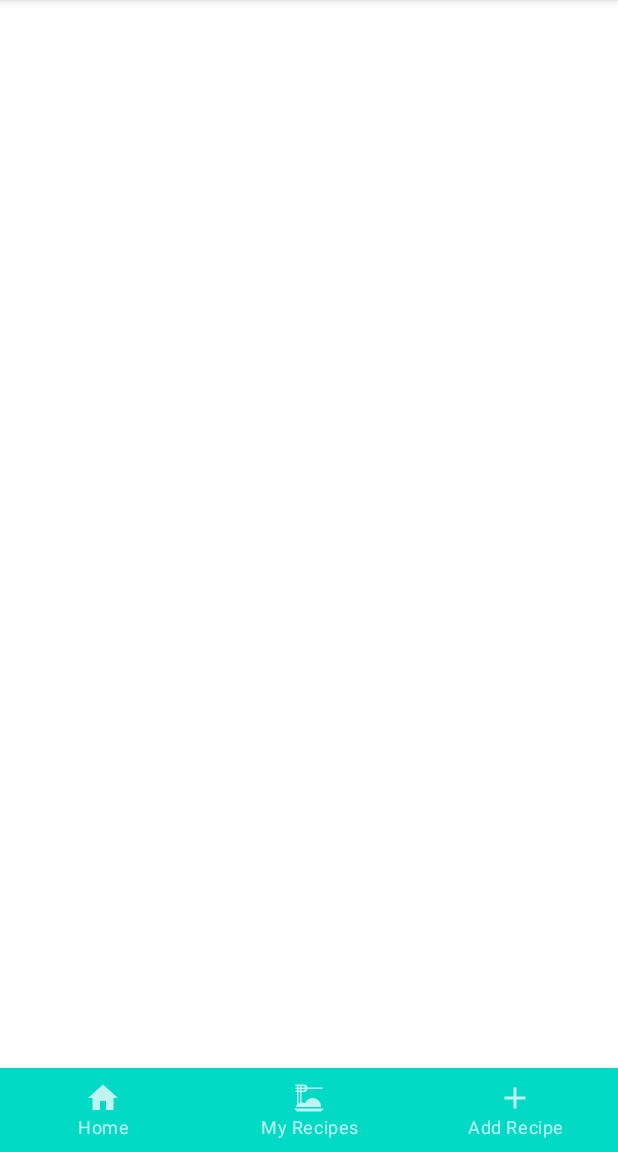
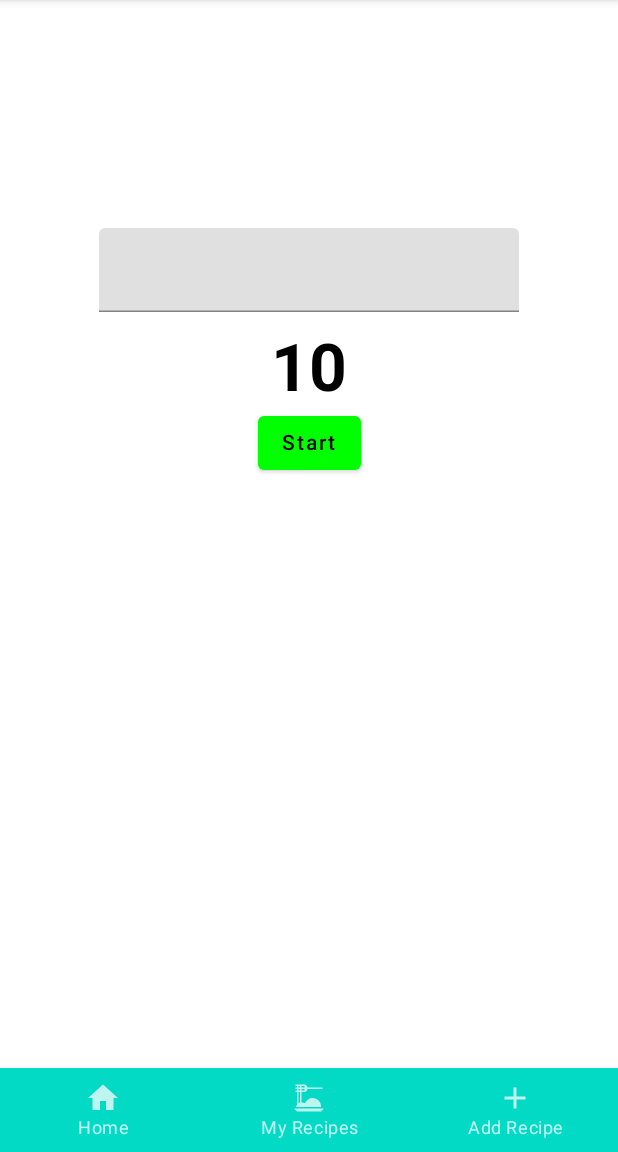
Before and after one commit to alanahbell10/CookbookApp, an Android app built with Jetpack Compose: the timer screen opened through its navigation route, on a phone screen of 412 x 824 dp, the part 84-1236 px from its top. Run offline under Robolectric (Android 15) with nearby library versions, the phone set to English and light mode, and no system bars.

Commit message:
started timer screen, has very basic countdown timer currently

```diff
--- a/app/src/main/java/towson/cosc435/cookbook/MainActivity.kt
+++ b/app/src/main/java/towson/cosc435/cookbook/MainActivity.kt
@@ -111,7 +111,7 @@ fun TopBar() {
 fun Nav(navController: NavHostController) {
     NavHost(
         navController,
-        startDestination = NavRoutes.Home.route
+        startDestination = NavRoutes.CookingTimer.route
     ) {
         composable(NavRoutes.Home.route) {
             Home()
--- a/app/src/main/java/towson/cosc435/cookbook/screens/CookingTimer.kt
+++ b/app/src/main/java/towson/cosc435/cookbook/screens/CookingTimer.kt
@@ -1,29 +1,87 @@
 package towson.cosc435.cookbook.screens
 
-import androidx.compose.foundation.layout.Column
-import androidx.compose.runtime.Composable
-import androidx.compose.runtime.mutableStateOf
-import androidx.compose.runtime.remember
+import androidx.compose.foundation.layout.*
+import androidx.compose.material.Button
+import androidx.compose.material.ButtonDefaults
+import androidx.compose.material.Text
+import androidx.compose.material.TextField
+import androidx.compose.runtime.*
+import androidx.compose.ui.Alignment
+import androidx.compose.ui.Modifier
+import androidx.compose.ui.graphics.Color
+import androidx.compose.ui.text.font.FontWeight
+import androidx.compose.ui.text.input.TextFieldValue
+import androidx.compose.ui.unit.IntSize
+import androidx.compose.ui.unit.dp
+import androidx.compose.ui.unit.sp
 import androidx.lifecycle.LiveData
 import androidx.navigation.NavHostController
+import kotlinx.coroutines.delay
 import java.util.*
 
 @Composable
 fun CookingTimer() {
-    Column() {
-        Timer()
+    Column(modifier = Modifier.fillMaxWidth(),
+        verticalArrangement = Arrangement.Center,
+        horizontalAlignment = Alignment.CenterHorizontally) {
+
+        val initialValue = 1f
+        var value by remember { mutableStateOf(initialValue) }
+
+        val totalTime: Long = 10000
+        var currentTime by remember { mutableStateOf(totalTime) }
+
+        val enterTime = remember { mutableStateOf(TextFieldValue())}
+        var timerRunning by remember { mutableStateOf(false) }
+
+
+        Spacer(modifier = Modifier.padding(70.dp))
+
+        Row(modifier = Modifier.padding(12.dp)) {
+            TextField(value = enterTime.value, onValueChange = { enterTime.value = it })
+        }
+
+        Row() {
+            Text(
+                text = (currentTime / 1000L).toString(),
+                fontSize = 44.sp,
+                fontWeight = FontWeight.Bold,
+                color = Color.Black
+            )
+        }
+        LaunchedEffect(key1 = currentTime, key2 = timerRunning) {
+            if(currentTime > 0 && timerRunning) {
+                delay(100L)
+                currentTime -= 100L
+                value = currentTime / totalTime.toFloat()
+            }
+        }
+
+        Row() {
+            Button(
+                onClick = {
+                    if(currentTime <= 0L) {
+                        currentTime = totalTime
+                        timerRunning = true
+                    } else {
+                        timerRunning = !timerRunning
+                    } },
+                // change button color
+                colors = ButtonDefaults.buttonColors(
+                    backgroundColor = if (!timerRunning || currentTime <= 0L) {
+                        Color.Green
+                    } else {
+                        Color.Red
+                    }
+                )
+            ) {
+                Text(
+                    // change the text of button based on values
+                    text = if (timerRunning && currentTime >= 0L) "Stop"
+                    else if (!timerRunning && currentTime >= 0L) "Start"
+                    else "Restart"
+                )
+            }
+        }
     }
 }
-
-@Composable
-fun Timer() {
-    var hours = remember { mutableStateOf("00") }
-    var minutes = remember { mutableStateOf("00") }
-    var seconds = remember { mutableStateOf("00") }
-
-    var currentState = remember { mutableStateOf(TimerState.Idle) }
-}
-
-enum class TimerState {
-    Idle, Started, Stopped, Canceled
-}
```
